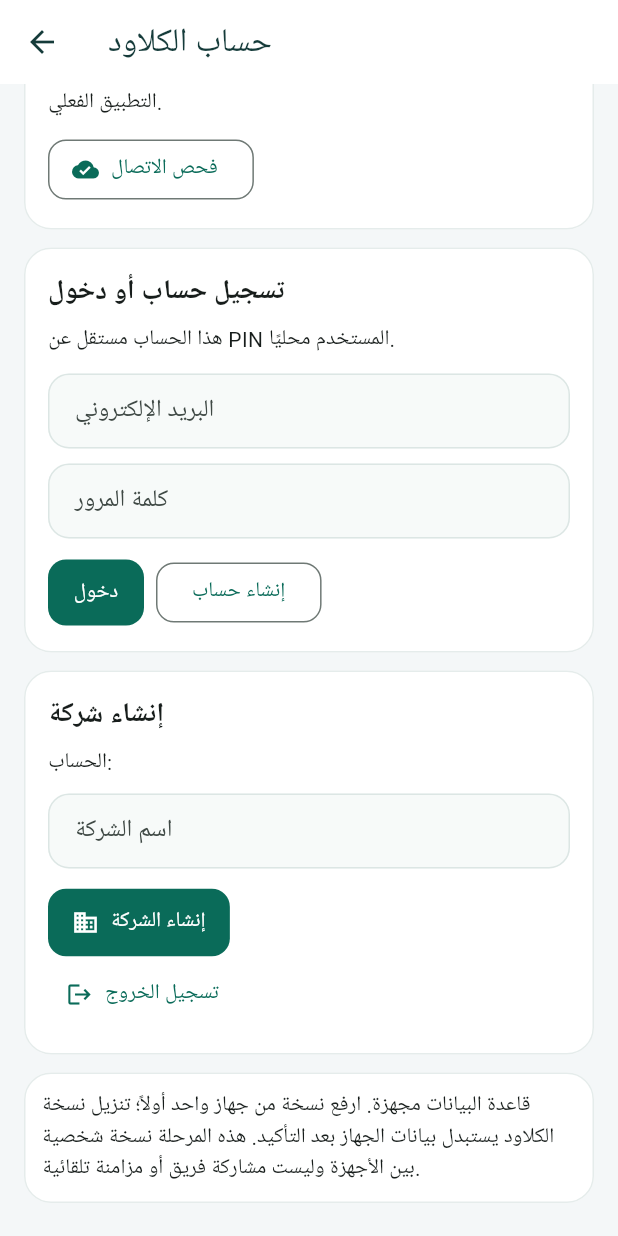
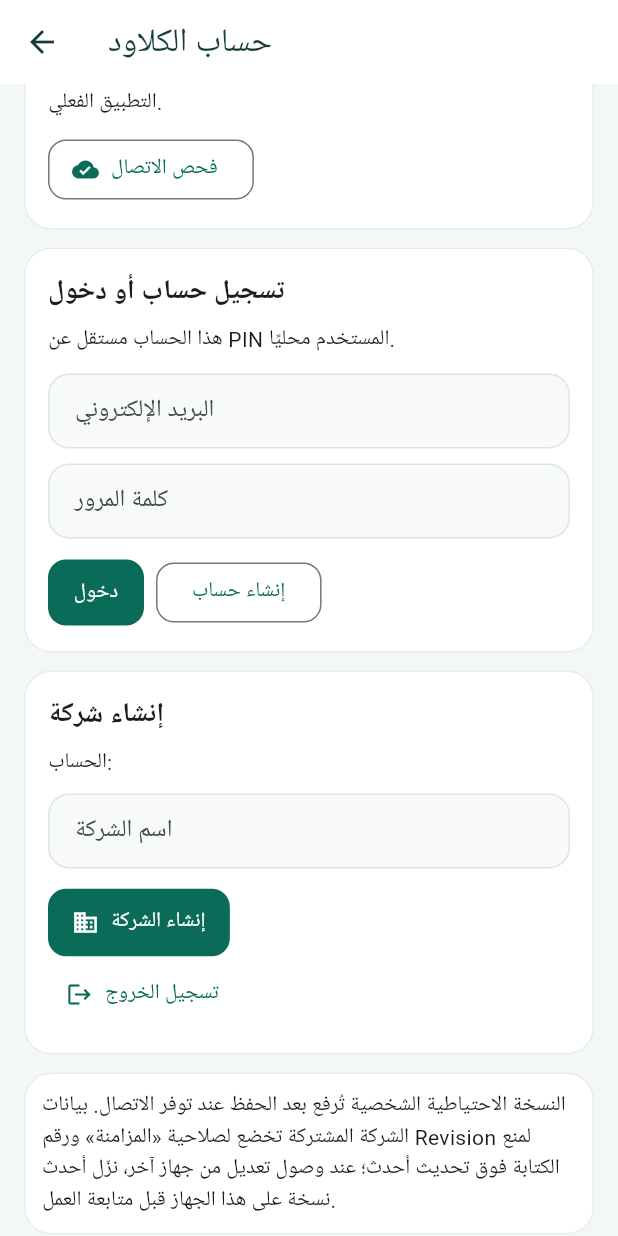
Before and after one commit to mohamedmonier390/Stockpro, a Flutter app: the CloudAccountScreen screen opened directly, scrolled down 92 dp, on a phone screen of 412 x 824 dp. Run offline on Flutter 3.47's test engine with Material 3 defaults, Android fonts, the phone set to English and light mode, and no system bars; our stand-ins replace file_picker, shared_preferences, supabase_flutter; missing offline and left inert: excel; accounts and stored records are empty.

Commit message:
Default company members to least-privilege sync access

```diff
--- a/lib/cloud_account_screen.dart
+++ b/lib/cloud_account_screen.dart
@@ -24,7 +24,7 @@ class _CloudAccountScreenState extends State<CloudAccountScreen> {
   List<Map<String,dynamic>> companyMembers = [];
   final memberEmail = TextEditingController();
   String memberRole = 'staff';
-  final memberPermissions = <String>{'المخزون','المخازن','المزامنة'};
+  final memberPermissions = <String>{'المخزون','المخازن'};
   static const companyModules = ['المواقع','الوجبات','المخزون','التقارير','المخازن','المستخدمون','المصروفات','المزامنة'];
   String sharedSnapshotStatus = 'لم يتم فحص بيانات الشركة المشتركة بعد.';
   String companyAutoSyncStatus = 'المزامنة التلقائية لم تبدأ بعد.';
@@ -285,7 +285,7 @@ class _CloudAccountScreenState extends State<CloudAccountScreen> {
           DropdownButtonFormField<String>(value:memberRole,decoration:const InputDecoration(labelText:'دور المستخدم'),items:const [DropdownMenuItem(value:'staff',child:Text('موظف')),DropdownMenuItem(value:'manager',child:Text('مشرف'))],onChanged:(v)=>setState(()=>memberRole=v??'staff')),
           const SizedBox(height:8),
           const Text('الصلاحيات المسموحة'),
-          ...companyModules.map((p)=>CheckboxListTile(dense:true,contentPadding:EdgeInsets.zero,title:Text(p),value:memberPermissions.contains(p),onChanged:(v)=>setState(()=>v==true?memberPermissions.add(p):memberPermissions.remove(p)))),
+          ...companyModules.map((p)=>CheckboxListTile(dense:true,contentPadding:EdgeInsets.zero,title:Text(p),subtitle:p=='المزامنة'?const Text('تتيح الوصول إلى بيانات التشغيل المشتركة كاملة بين أجهزة الشركة. امنحها فقط للمستخدمين الموثوقين.'):null,value:memberPermissions.contains(p),onChanged:(v)=>setState(()=>v==true?memberPermissions.add(p):memberPermissions.remove(p)))),
           FilledButton.icon(onPressed:busy?null:addCompanyMember,icon:const Icon(Icons.person_add_alt_1),label:const Text('إضافة / تحديث العضو')),
           const Divider(),
           OutlinedButton.icon(onPressed:busy?null:loadCompanyMembers,icon:const Icon(Icons.refresh),label:const Text('عرض أعضاء الشركة')),
@@ -294,7 +294,7 @@ class _CloudAccountScreenState extends State<CloudAccountScreen> {
         if (hasCompanyLink) Card(child:Padding(padding:const EdgeInsets.all(16),child:Column(crossAxisAlignment:CrossAxisAlignment.start,children:[const Text('مشاركة بيانات الشركة بين الأجهزة',style:TextStyle(fontSize:18,fontWeight:FontWeight.bold)),const SizedBox(height:8),const Text('هذه مساحة مشتركة للشركة، وليست النسخة الشخصية. ارفع من جهاز واحد أولًا. قبل رفع جهاز آخر، نزّل أحدث نسخة لتجنب تعارض التعديلات. حماية Revision تمنع رفع نسخة قديمة فوق تحديث أحدث. حسابات PIN المحلية تبقى منفصلة.'),const SizedBox(height:8),Text(sharedSnapshotStatus),const SizedBox(height:6),Text(companyAutoSyncStatus,style:const TextStyle(fontSize:13)),const SizedBox(height:10),OutlinedButton.icon(onPressed:busy?null:checkSharedSnapshotStatus,icon:const Icon(Icons.sync),label:const Text('تحديث حالة المشاركة')),const SizedBox(height:10),Wrap(spacing:8,runSpacing:8,children:[FilledButton.icon(onPressed:busy?null:uploadSharedCompanyData,icon:const Icon(Icons.cloud_upload_outlined),label:const Text('رفع بيانات الشركة')),OutlinedButton.icon(onPressed:busy?null:downloadSharedCompanyData,icon:const Icon(Icons.cloud_download_outlined),label:const Text('تنزيل بيانات الشركة')),OutlinedButton.icon(onPressed:busy?null:rollbackCloudRestore,icon:const Icon(Icons.undo),label:const Text('التراجع عن الاستبدال'))])]))),
         if (busy) const Padding(padding: EdgeInsets.all(16), child: Center(child: CircularProgressIndicator())),
         if (message.isNotEmpty) Card(child: Padding(padding: const EdgeInsets.all(12), child: Text(message))),
-        const Card(child: Padding(padding: EdgeInsets.all(12), child: Text('قاعدة البيانات مجهزة. ارفع نسخة من جهاز واحد أولاً؛ تنزيل نسخة الكلاود يستبدل بيانات الجهاز بعد التأكيد. هذه المرحلة نسخة شخصية بين الأجهزة وليست مشاركة فريق أو مزامنة تلقائية.'))),
+        const Card(child: Padding(padding: EdgeInsets.all(12), child: Text('النسخة الاحتياطية الشخصية تُرفع بعد الحفظ عند توفر الاتصال. بيانات الشركة المشتركة تخضع لصلاحية «المزامنة» ورقم Revision لمنع الكتابة فوق تحديث أحدث؛ عند وصول تعديل من جهاز آخر، نزّل أحدث نسخة على هذا الجهاز قبل متابعة العمل.'))),
       ]),
     );
   }
```
